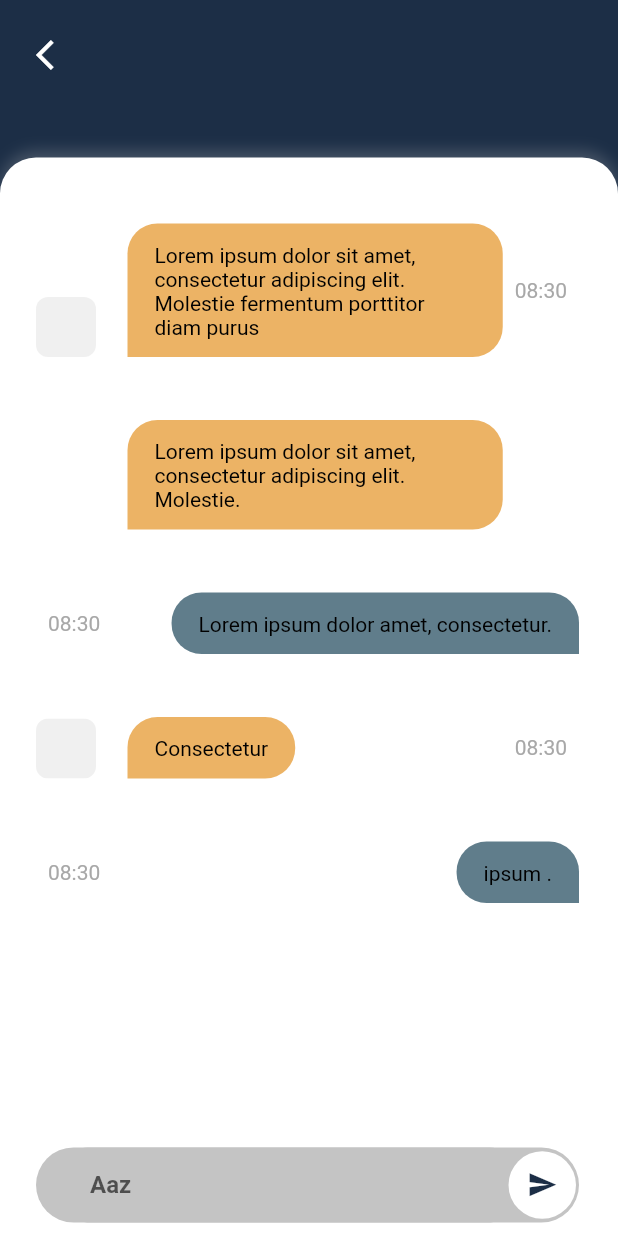
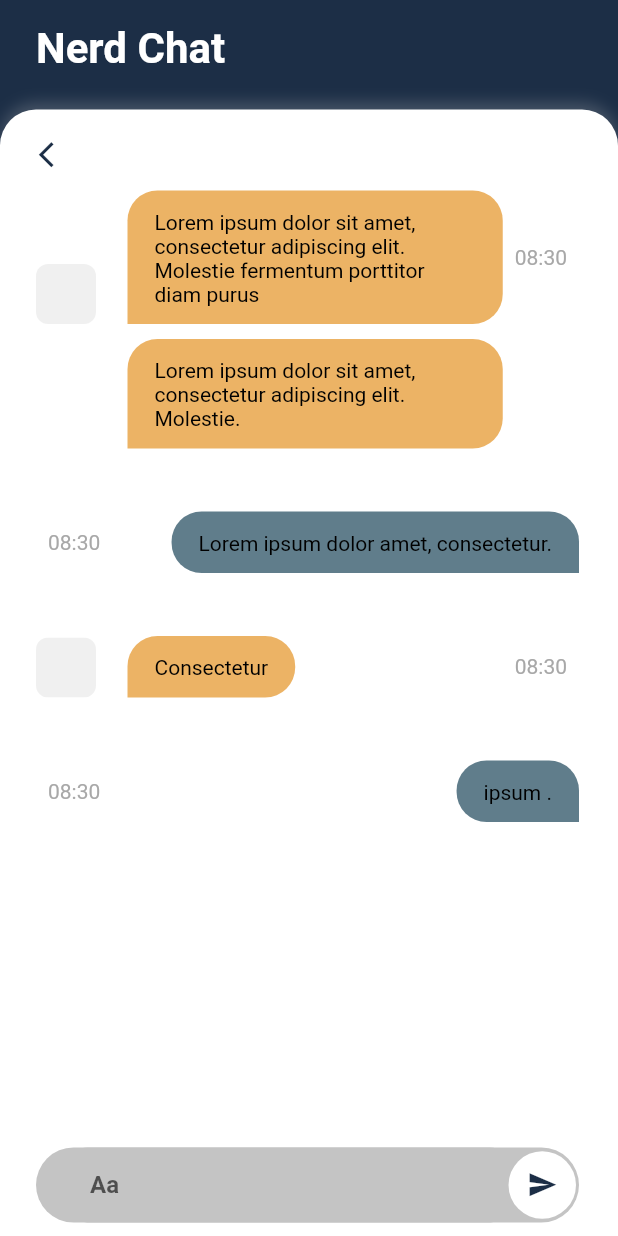
Before and after one commit to DilVika/mini-chat-App-Flutter, a Flutter app: the ChatPage screen opened directly with empty values, on a phone screen of 412 x 824 dp. Run offline on Flutter 3.47's test engine with Material 2 defaults, Android fonts, the phone set to English and light mode, and no system bars; our stand-ins replace google_fonts.

Commit message:
completing basic ui + styling

```diff
--- a/lib/main.dart
+++ b/lib/main.dart
@@ -37,13 +37,7 @@ class _MyAppState extends State<MyApp> {
     // return ScreenUtilInit(builder: (context) {
     return GestureDetector(
       onTap: () {
-        print('tap');
-        // unfocus current node in FocusScope
-        FocusScope.of(context).unfocus();
-        _focusNode.requestFocus();
-        print(
-            'hasFocus: ${_focusNode.hasFocus}, debugLabel: ${_focusNode.debugLabel}');
-        print('ayo ${FocusScope.of(context).debugLabel}');
+        FocusScope.of(context).requestFocus(_focusNode);
       },
       child: MaterialApp(
         title: UI.appName,
--- a/lib/presentations/Widgets/pages/chat/chat_page.dart
+++ b/lib/presentations/Widgets/pages/chat/chat_page.dart
@@ -36,57 +36,31 @@ class ChatPage extends StatelessWidget {
       body: Column(
         crossAxisAlignment: CrossAxisAlignment.start,
         children: [
-          Padding(
-            padding: const EdgeInsets.fromLTRB(24, 20, 24, 0),
-            child: SafeArea(
+          const SizedBox(
+            height: Dimensions.defaultSpacing,
+          ),
+          SafeArea(
             bottom: false,
-              child: Column(
-                crossAxisAlignment: CrossAxisAlignment.stretch,
+            child: Row(
               children: [
-                  Row(
-                    mainAxisAlignment: MainAxisAlignment.start,
-                    children: [
-                      Align(
-                        alignment: Alignment.centerLeft,
-                        child: SizedBox(
-                          width: Dimensions.defaultIconSize,
-                          height: Dimensions.defaultIconSize,
-                          child: IconButton(
-                            visualDensity:
-                                VisualDensity.adaptivePlatformDensity,
-                            padding: EdgeInsets.zero,
-                            onPressed: () {
-                              Navigator.pop(context);
-                            },
-                            icon: const Icon(
-                              Icons.arrow_back_ios,
+                SizedBox(
+                  width: Dimensions.defaultPadding.left,
                 ),
-                          ),
-                        ),
-                      ),
-                      const SizedBox(width: Dimensions.defaultSpacing),
-                      Expanded(
-                        child: Hero(
-                          tag: title,
+                Hero(
+                  tag: AnimationConstants.titleHeroTag,
                   child: Text(
-                            title,
+                    'Nerd Chat',
                     style: _theme.textTheme.headlineSmall,
-                            maxLines: 1,
-                            overflow: TextOverflow.ellipsis,
-                          ),
                   ),
                 ),
               ],
             ),
-                  // SizedBox(height: 30.h),
-                ],
           ),
-            ),
-          ),
-          const SizedBox(height: 52),
+          const SizedBox(height: Dimensions.defaultVerticalPadding),
           Expanded(
             child: Container(
-              padding: const EdgeInsets.fromLTRB(24, 44, 26, 0),
+              padding: const EdgeInsets.fromLTRB(
+                  24, Dimensions.defaultSpacing, 26, 0),
               decoration: BoxDecoration(
                 color: _theme.colorScheme.background,
                 borderRadius: const BorderRadius.only(
@@ -99,8 +73,47 @@ class ChatPage extends StatelessWidget {
               ),
               child: Column(
                 children: [
+                  Row(
+                    mainAxisAlignment: MainAxisAlignment.start,
+                    children: [
+                      Align(
+                        alignment: Alignment.centerLeft,
+                        child: SizedBox(
+                          width: Dimensions.defaultIconSize,
+                          height: Dimensions.defaultIconSize,
+                          child: CupertinoButton(
+                            padding: EdgeInsets.zero,
+                            onPressed: () {
+                              Navigator.pop(context);
+                            },
+                            child: Icon(
+                              Icons.arrow_back_ios,
+                              color: _theme.colorScheme.primary,
+                            ),
+                          ),
+                        ),
+                      ),
+                      const SizedBox(width: Dimensions.defaultSpacing),
                       Expanded(
-                    child: ListView.builder(
+                        child: Hero(
+                          tag: title,
+                          child: Text(
+                            title,
+                            style: _theme.textTheme.headlineMedium?.copyWith(
+                              color: _theme.colorScheme.primary,
+                              fontSize: Dimensions.defaultIconSize,
+                            ),
+                            maxLines: 1,
+                            overflow: TextOverflow.ellipsis,
+                          ),
+                        ),
+                      ),
+                    ],
+                  ),
+                  const SizedBox(
+                      height: Dimensions.messageBubbleInternalPadding),
+                  Expanded(
+                    child: ListView.separated(
                       physics: const BouncingScrollPhysics(
                           parent: AlwaysScrollableScrollPhysics()),
                       itemCount: messages.length,
@@ -116,6 +129,19 @@ class ChatPage extends StatelessWidget {
                           chat: messages[i],
                           showProfileBox: showProfileBox,
                         );
+                      },
+                      separatorBuilder: (BuildContext context, int index) {
+                        if (messages[index].isRight !=
+                            messages[index + 1].isRight) {
+                          return const SizedBox(
+                            height: Dimensions.messageBubbleExternalPadding,
+                          );
+                        } else {
+                          // Different sender
+                          return const SizedBox(
+                            height: Dimensions.messageBubbleInternalPadding,
+                          );
+                        }
                       },
                     ),
                   ),
@@ -136,14 +162,16 @@ class ChatPage extends StatelessWidget {
                           Expanded(
                             child: TextField(
                               decoration: InputDecoration(
-                              hintText: "Aaz",
+                                hintText: "Aa",
                                 isDense: true,
                                 filled: true,
                                 fillColor: AppColors.greyC4,
-                              focusedBorder: AppStyles.focusedTransparentBorder,
+                                focusedBorder:
+                                    AppStyles.focusedTransparentBorder,
                                 disabledBorder:
                                     AppStyles.focusedTransparentBorder,
-                              enabledBorder: AppStyles.focusedTransparentBorder,
+                                enabledBorder:
+                                    AppStyles.focusedTransparentBorder,
                                 errorBorder: AppStyles.focusedTransparentBorder,
                                 focusedErrorBorder:
                                     AppStyles.focusedTransparentBorder,
@@ -151,7 +179,8 @@ class ChatPage extends StatelessWidget {
                               ),
                               onSubmitted: (value) {
                                 // Check which focus node is focused
-                              print('ayo ${FocusScope.of(context).debugLabel}');
+                                print(
+                                    'ayo ${FocusScope.of(context).debugLabel}');
                               },
                             ),
                           ),
@@ -170,9 +199,6 @@ class ChatPage extends StatelessWidget {
                               child: CupertinoButton.filled(
                                 borderRadius: BorderRadius.circular(
                                     Dimensions.largeRadius),
-
-                                //visualDensity:
-                                //VisualDensity.adaptivePlatformDensity,
                                 padding: EdgeInsets.zero,
                                 onPressed: () {},
                                 child: const Icon(
@@ -198,9 +224,7 @@ class ChatPage extends StatelessWidget {
     return Builder(builder: (context) {
       final theme = Theme.of(context);
       return chat.isRight
-          ? Container(
-              margin: const EdgeInsets.only(bottom: 42),
-              child: Row(
+          ? Row(
               mainAxisSize: MainAxisSize.max,
               crossAxisAlignment: CrossAxisAlignment.center,
               mainAxisAlignment: MainAxisAlignment.end,
@@ -222,8 +246,7 @@ class ChatPage extends StatelessWidget {
                           decoration: BoxDecoration(
                             color: theme.primaryColor,
                             borderRadius: const BorderRadius.only(
-                                topLeft:
-                                    Radius.circular(Dimensions.mediumRadius),
+                              topLeft: Radius.circular(Dimensions.mediumRadius),
                               topRight:
                                   Radius.circular(Dimensions.mediumRadius),
                               bottomLeft:
@@ -239,11 +262,8 @@ class ChatPage extends StatelessWidget {
                   ),
                 )
               ],
-              ),
             )
-          : Container(
-              margin: const EdgeInsets.only(bottom: 42),
-              child: IntrinsicHeight(
+          : IntrinsicHeight(
               child: Row(
                 mainAxisSize: MainAxisSize.max,
                 mainAxisAlignment: MainAxisAlignment.start,
@@ -270,8 +290,7 @@ class ChatPage extends StatelessWidget {
                       children: [
                         Flexible(
                           child: Container(
-                              padding:
-                                  const EdgeInsets.fromLTRB(18, 13, 18, 12),
+                            padding: const EdgeInsets.fromLTRB(18, 13, 18, 12),
                             decoration: BoxDecoration(
                               color: theme.colorScheme.tertiary,
                               borderRadius: const BorderRadius.only(
@@ -312,7 +331,6 @@ class ChatPage extends StatelessWidget {
                   ),
                 ],
               ),
-              ),
             );
     });
   }
--- a/lib/presentations/Widgets/pages/home/home_page.dart
+++ b/lib/presentations/Widgets/pages/home/home_page.dart
@@ -37,9 +37,12 @@ class HomePage extends StatelessWidget {
                 Row(
                   mainAxisAlignment: MainAxisAlignment.spaceBetween,
                   children: [
-                    Text(
-                      'Nerd Chat',
-                      style: _theme.textTheme.headlineSmall,
+                    Hero(
+                      tag: AnimationConstants.titleHeroTag,
+                      child: Text(
+                        'Nerd Chat',
+                        style: _theme.textTheme.headlineSmall,
+                      ),
                     ),
                     SizedBox(
                       width: Dimensions.defaultIconSize,
@@ -135,7 +138,8 @@ class HomePage extends StatelessWidget {
                 ],
               ),
               child: ListView.separated(
-                padding: EdgeInsets.only(bottom: MediaQuery.of(context).viewInsets.bottom),
+                padding: EdgeInsets.only(
+                    bottom: MediaQuery.of(context).viewInsets.bottom),
                 itemCount: names.length,
                 physics: const BouncingScrollPhysics(
                     parent: AlwaysScrollableScrollPhysics()),
@@ -183,8 +187,7 @@ class HomePage extends StatelessWidget {
                           Expanded(
                             child: Column(
                               mainAxisSize: MainAxisSize.min,
-                              mainAxisAlignment:
-                                  MainAxisAlignment.spaceAround,
+                              mainAxisAlignment: MainAxisAlignment.spaceAround,
                               crossAxisAlignment: CrossAxisAlignment.start,
                               children: [
                                 Row(
--- a/lib/resources/constants.dart
+++ b/lib/resources/constants.dart
@@ -1,3 +1,5 @@
 class AnimationConstants {
   static const defautTransitionDuration = Duration(milliseconds: 500);
+
+  static const titleHeroTag = 'title';
 }
--- a/lib/resources/dimensions.dart
+++ b/lib/resources/dimensions.dart
@@ -4,6 +4,7 @@ class Dimensions {
   static const defaultTextSize = 16.00;
   static const smallTextSize = 14.00;
   static const extraSmallTextSize = 12.00;
+  static const mediumTextSize = 22.00;
   static const largeTextSize = 28.00;
   static const extraLargeTextSize = 30.00;
 
@@ -26,5 +27,9 @@ class Dimensions {
   static const mediumRadius = 20.00;
   static const largeRadius = 45.00;
 
+  // Message Bubble
+  static const messageBubbleInternalPadding = 10.00;
+  static const messageBubbleExternalPadding = 42.00;
+
   static const defaultPadding = EdgeInsets.fromLTRB(24, 54, 24, 29);
 }
--- a/lib/resources/styles.dart
+++ b/lib/resources/styles.dart
@@ -22,7 +22,7 @@ class AppStyles {
     borderSide: const BorderSide(color: Colors.transparent),
   );
 
-  static defaultBoxShadow(context) => BoxShadow(
+  static BoxShadow defaultBoxShadow(context) => BoxShadow(
         color: Theme.of(context).colorScheme.shadow,
         spreadRadius: 0,
         blurRadius: 8,
```
Lines whose indentation alone changed are shown as unchanged.
